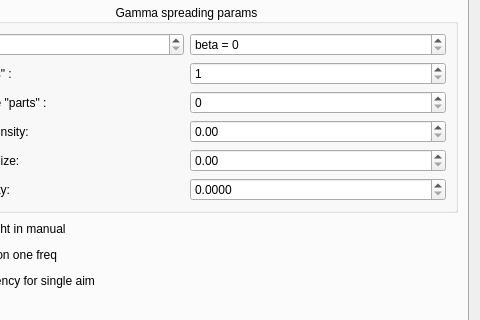
The window that src/view/core/Tabs/Solver/SolverSetupWidget.ui (nevaeh82/arm_od) describes before a commit, drawn with Qt 5; both pictures show x 106 to 586 and y 118 to 438 of the 586 by 641 pixel window.
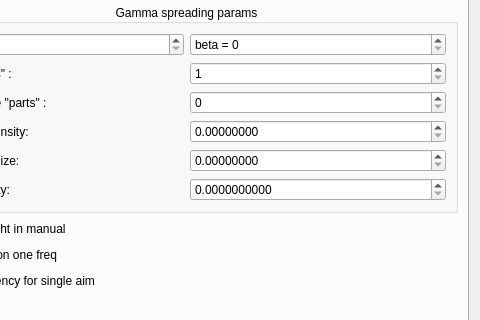
The same window after the commit. The open tabs and pages were chosen to show the change.

```diff
--- a/src/view/core/Tabs/Solver/SolverSetupWidget.ui
+++ b/src/view/core/Tabs/Solver/SolverSetupWidget.ui
@@ -568,7 +568,11 @@
            </widget>
           </item>
           <item row="3" column="1">
-           <widget class="QDoubleSpinBox" name="sbProbabilityDensity"/>
+           <widget class="QDoubleSpinBox" name="sbProbabilityDensity">
+            <property name="decimals">
+             <number>8</number>
+            </property>
+           </widget>
           </item>
           <item row="4" column="0">
            <widget class="QLabel" name="label_21">
@@ -579,6 +583,9 @@
           </item>
           <item row="4" column="1">
            <widget class="QDoubleSpinBox" name="sbProbabilityNoize">
+            <property name="decimals">
+             <number>8</number>
+            </property>
             <property name="maximum">
              <double>0.990000000000000</double>
             </property>
@@ -597,7 +604,7 @@
           <item row="5" column="1">
            <widget class="QDoubleSpinBox" name="sbAimProbability">
             <property name="decimals">
-             <number>4</number>
+             <number>10</number>
             </property>
             <property name="maximum">
              <double>0.990000000000000</double>
```
Left out of the diff: 2 changed lines with no effect on the pictures.
